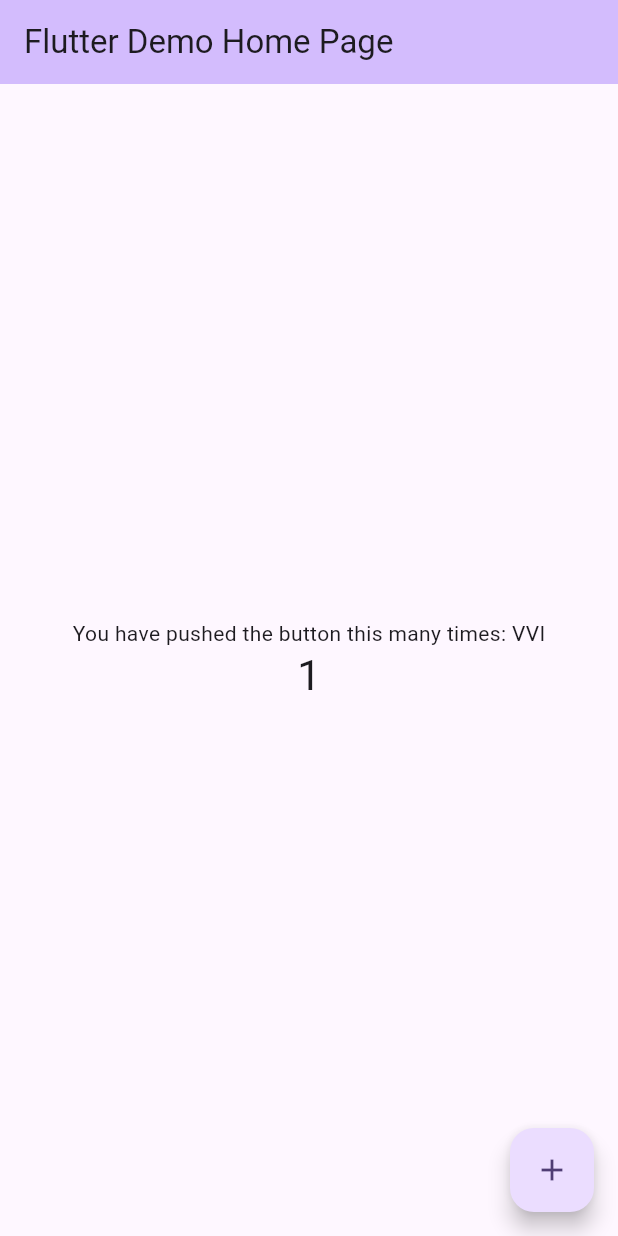
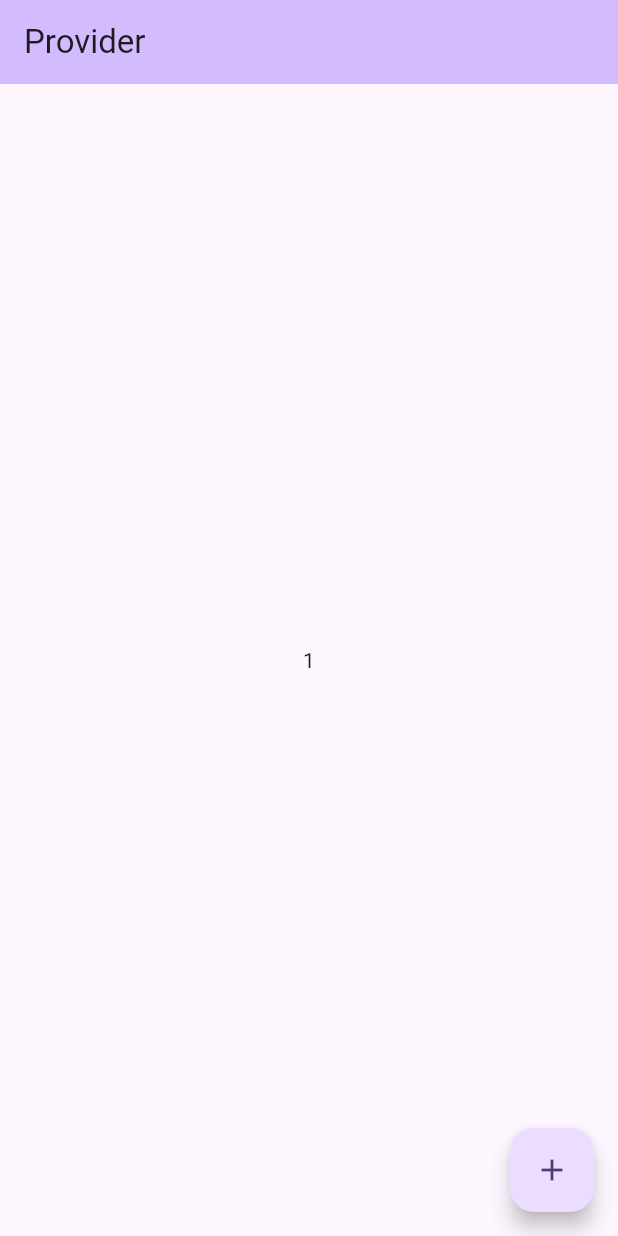
Before and after one commit to VinayTShetty/Flutter, a Flutter app: the screen it shows after launch, after a tap on the "add" icon, on a phone screen of 412 x 824 dp. Run offline on Flutter 3.47's test engine with Material 3 defaults, Android fonts, the light colour scheme and no system bars.

Commit message:
Provider. 1)Basic Implementation of Provider.

```diff
--- a/lib/main.dart
+++ b/lib/main.dart
@@ -1,4 +1,7 @@
 import 'package:flutter/material.dart';
+import 'package:fluttertutorials/provider/Counter_Provider.dart';
+import 'package:fluttertutorials/screen/count_screen.dart';
+import 'package:provider/provider.dart';
 
 void main() {
   runApp(const MyApp());
@@ -9,60 +12,18 @@ class MyApp extends StatelessWidget {
 
   @override
   Widget build(BuildContext context) {
-    return MaterialApp(
-      title: 'Flutter Demo',
-      theme: ThemeData(
-        colorScheme: ColorScheme.fromSeed(seedColor: Colors.deepPurple),
-        useMaterial3: true,
-      ),
-      home: const MyHomePage(title: 'Flutter Demo Home Page'),
-    );
-  }
-}
-
-class MyHomePage extends StatefulWidget {
-  const MyHomePage({super.key, required this.title});
-
-  final String title;
-
-  @override
-  State<MyHomePage> createState() => _MyHomePageState();
-}
-
-class _MyHomePageState extends State<MyHomePage> {
-  int _counter = 0;
-
-  void _incrementCounter() {
-    setState(() {
-      _counter++;
-    });
-  }
-
-  @override
-  Widget build(BuildContext context) {
-    return Scaffold(
-      appBar: AppBar(
-        backgroundColor: Theme.of(context).colorScheme.inversePrimary,
-        title: Text(widget.title),
-      ),
-      body: Center(
-        child: Column(
-          mainAxisAlignment: MainAxisAlignment.center,
-          children: <Widget>[
-            const Text(
-              'You have pushed the button this many times: VVI',
-            ),
-            Text(
-              '$_counter',
-              style: Theme.of(context).textTheme.headlineMedium,
-            ),
-          ],
+    /**
+     * Providing GlobalContext of the Provider.i.e CounterProvider
+     */
+    return ChangeNotifierProvider(
+      create: (_) => CountProvider(),
+      child: MaterialApp(
+        title: 'Flutter Demo',
+        theme: ThemeData(
+          colorScheme: ColorScheme.fromSeed(seedColor: Colors.deepPurple),
+          useMaterial3: true,
         ),
-      ),
-      floatingActionButton: FloatingActionButton(
-        onPressed: _incrementCounter,
-        tooltip: 'Increment',
-        child: const Icon(Icons.add),
+        home: CounterScreen(),
       ),
     );
   }
--- /dev/null
+++ b/lib/provider/Counter_Provider.dart
@@ -0,0 +1,15 @@
+import 'package:flutter/foundation.dart';
+
+/**
+ * ChangeNotifier acts as GlobalContext. So it will be intialized in main.dart.i.e  main method () starting of the application.
+ */
+class CountProvider with ChangeNotifier {
+  int _counter = 0;
+
+  int get countValue => _counter;
+
+  void setCounter() {
+    _counter++;
+    notifyListeners();
+  }
+}
--- /dev/null
+++ b/lib/screen/count_screen.dart
@@ -0,0 +1,33 @@
+import 'package:flutter/material.dart';
+import 'package:provider/provider.dart';
+import 'package:fluttertutorials/provider/Counter_Provider.dart';
+
+class CounterScreen extends StatefulWidget {
+  CounterScreen({super.key});
+
+  @override
+  State<CounterScreen> createState() => _State();
+}
+
+class _State extends State<CounterScreen> {
+  @override
+  Widget build(BuildContext context) {
+    print("Build Widget");
+    final countprovider = Provider.of<CountProvider>(context);
+    return Scaffold(
+      appBar: AppBar(
+        title: Text('Provider'),
+        backgroundColor: Theme.of(context).colorScheme.inversePrimary,
+      ),
+      body: Center(
+        child: Text(countprovider.countValue.toString()),
+      ),
+      floatingActionButton: FloatingActionButton(
+        onPressed: () {
+          countprovider.setCounter();
+        },
+        child: Icon(Icons.add),
+      ),
+    );
+  }
+}
--- a/pubspec.yaml
+++ b/pubspec.yaml
@@ -46,6 +46,7 @@ dev_dependencies:
   # package. See that file for information about deactivating specific lint
   # rules and activating additional ones.
   flutter_lints: ^2.0.0
+  provider: ^6.0.2
 
 # For information on the generic Dart part of this file, see the
 # following page: https://dart.dev/tools/pub/pubspec
```
Also changed, not shown: 1 other file.
